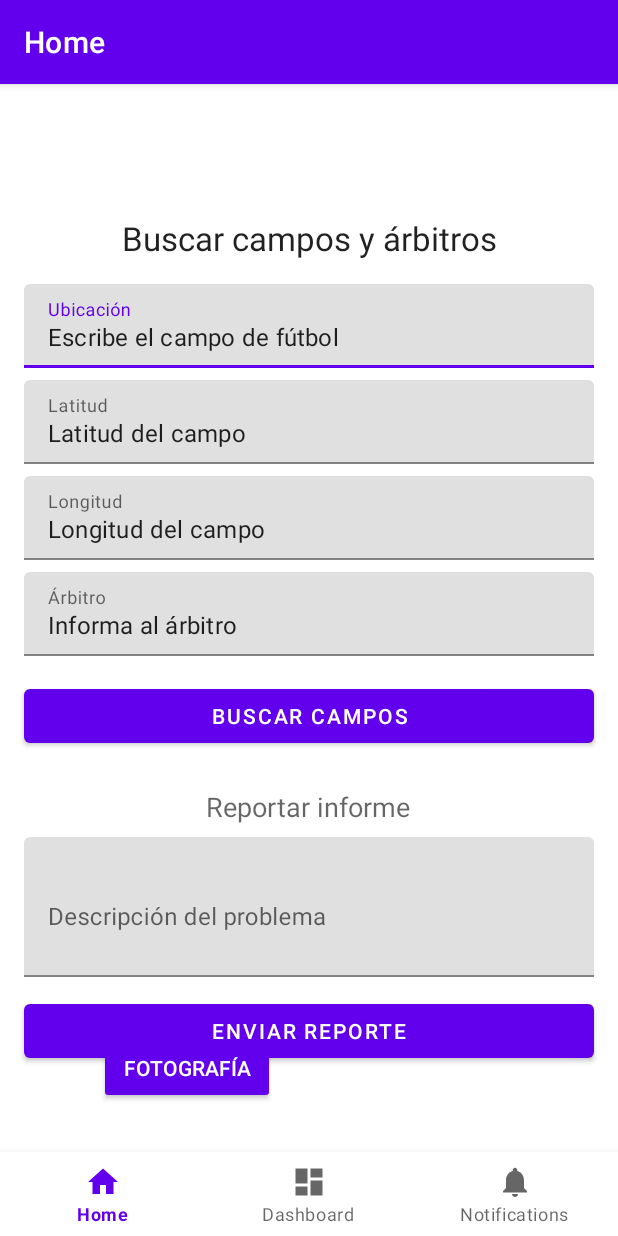
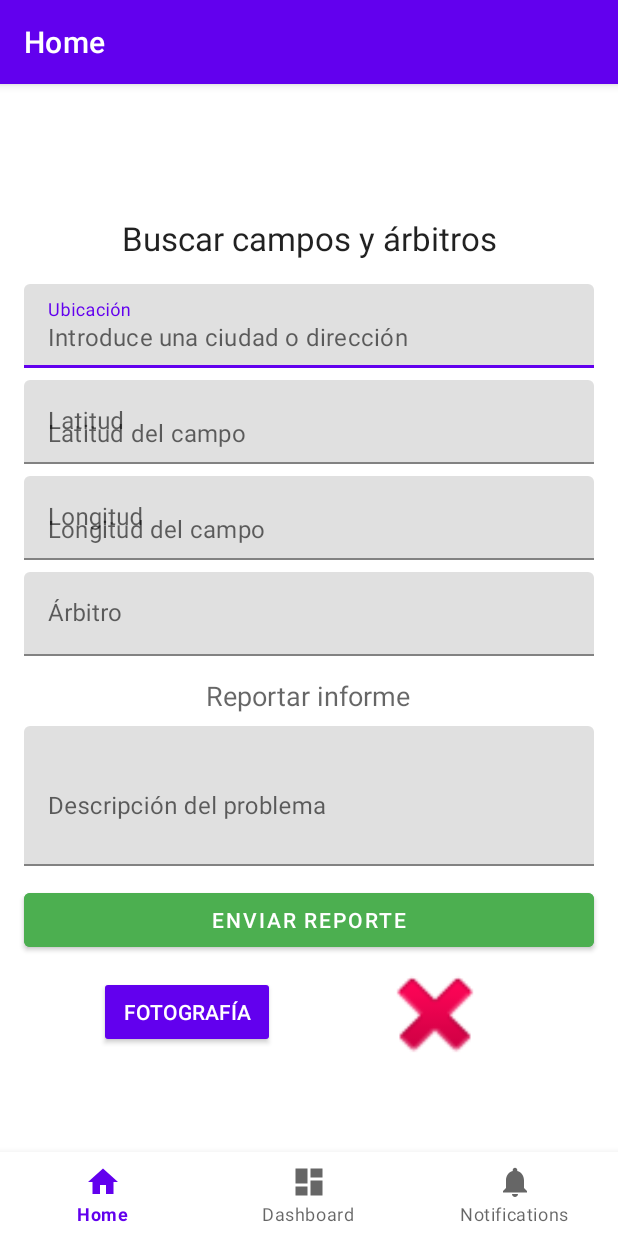
Before and after one commit to caballerito22/incivismo_propio_ACN, an Android app: the screen it shows after launch (MainActivity), on a phone screen of 412 x 824 dp. Run offline under Robolectric (Android 15) with nearby library versions, the phone set to English and light mode, and no system bars; our stand-ins replace Firebase (no records; nobody signed in at launch, a user with empty details on screens opened directly), navigation-ui; 3 statements that could not run were skipped.

Commit message:
funciona el reporte, y 4 campos en el mapa, introducir en lat y lon (fotos implementado)

```diff
--- a/app/src/main/res/layout/fragment_home.xml
+++ b/app/src/main/res/layout/fragment_home.xml
@@ -35,8 +35,7 @@
             android:layout_width="match_parent"
             android:layout_height="wrap_content"
             android:hint="Introduce una ciudad o dirección"
-            android:inputType="text"
-            android:text="Escribe el campo de fútbol" />
+            android:inputType="text|textImeMultiLine" />
     </com.google.android.material.textfield.TextInputLayout>
 
     <com.google.android.material.textfield.TextInputLayout
@@ -55,8 +54,7 @@
             android:id="@+id/editTextLatitud"
             android:layout_width="match_parent"
             android:layout_height="wrap_content"
-            android:hint="Latitud del campo"
-            android:text="Latitud del campo" />
+            android:hint="Latitud del campo" />
     </com.google.android.material.textfield.TextInputLayout>
 
     <com.google.android.material.textfield.TextInputLayout
@@ -75,54 +73,38 @@
             android:id="@+id/editTextLongitud"
             android:layout_width="match_parent"
             android:layout_height="wrap_content"
-            android:hint="Longitud del campo"
-            android:text="Longitud del campo" />
+            android:hint="Longitud del campo" />
     </com.google.android.material.textfield.TextInputLayout>
 
     <com.google.android.material.textfield.TextInputLayout
         android:id="@+id/textInputArbitro"
         android:layout_width="0dp"
         android:layout_height="wrap_content"
+        android:layout_marginStart="16dp"
         android:layout_marginTop="8dp"
+        android:layout_marginEnd="16dp"
         android:hint="Árbitro"
-        app:layout_constraintTop_toBottomOf="@id/textInputLongitude"
+        app:layout_constraintEnd_toEndOf="parent"
         app:layout_constraintStart_toStartOf="parent"
-        app:layout_constraintEnd_toEndOf="parent"
-        android:layout_marginStart="16dp"
-        android:layout_marginEnd="16dp">
+        app:layout_constraintTop_toBottomOf="@id/textInputLongitude">
 
         <com.google.android.material.textfield.TextInputEditText
             android:id="@+id/editTextArbitro"
             android:layout_width="match_parent"
-            android:layout_height="wrap_content"
-            android:hint="Introduce el árbitro"
-            android:text="Informa al árbitro" />
+            android:layout_height="wrap_content" />
     </com.google.android.material.textfield.TextInputLayout>
-
-    <Button
-        android:id="@+id/buttonBuscarCampos"
-        android:layout_width="0dp"
-        android:layout_height="wrap_content"
-        android:layout_marginStart="16dp"
-        android:layout_marginTop="80dp"
-        android:layout_marginEnd="16dp"
-        android:text="Buscar Campos"
-        app:layout_constraintEnd_toEndOf="parent"
-        app:layout_constraintHorizontal_bias="0.0"
-        app:layout_constraintStart_toStartOf="parent"
-        app:layout_constraintTop_toBottomOf="@id/textInputLongitude" />
 
     <TextView
         android:id="@+id/textViewReportar"
         android:layout_width="wrap_content"
         android:layout_height="wrap_content"
-        android:layout_marginTop="24dp"
+        android:layout_marginTop="70dp"
         android:text="Reportar informe"
         android:textAppearance="@style/TextAppearance.AppCompat.Medium"
         app:layout_constraintEnd_toEndOf="parent"
         app:layout_constraintHorizontal_bias="0.498"
         app:layout_constraintStart_toStartOf="parent"
-        app:layout_constraintTop_toBottomOf="@id/buttonBuscarCampos" />
+        app:layout_constraintTop_toTopOf="@+id/textInputArbitro" />
 
     <com.google.android.material.textfield.TextInputLayout
         android:id="@+id/textInputProblem"
@@ -148,12 +130,13 @@
         android:id="@+id/buttonReportar"
         android:layout_width="0dp"
         android:layout_height="wrap_content"
+        android:layout_marginStart="16dp"
+        android:layout_marginTop="12dp"
+        android:layout_marginEnd="16dp"
+        android:backgroundTint="#4CAF50"
         android:text="Enviar Reporte"
-        android:layout_marginTop="12dp"
-        android:layout_marginStart="16dp"
-        android:layout_marginEnd="16dp"
+        app:layout_constraintEnd_toEndOf="parent"
         app:layout_constraintStart_toStartOf="parent"
-        app:layout_constraintEnd_toEndOf="parent"
         app:layout_constraintTop_toBottomOf="@id/textInputProblem" />
 
     <!--
@@ -176,12 +159,13 @@
         android:id="@+id/foto"
         android:layout_width="80dp"
         android:layout_height="80dp"
+        android:layout_marginTop="50dp"
+        android:layout_marginEnd="16dp"
+        android:layout_marginBottom="48dp"
         android:src="@android:drawable/ic_delete"
         app:layout_constraintBottom_toBottomOf="parent"
         app:layout_constraintEnd_toEndOf="parent"
         app:layout_constraintStart_toEndOf="@id/button_foto"
-        app:layout_constraintTop_toBottomOf="@id/button_foto"
-        android:layout_marginBottom="48dp"
-        android:layout_marginEnd="16dp" />
+        app:layout_constraintTop_toTopOf="@+id/buttonReportar" />
 
 </androidx.constraintlayout.widget.ConstraintLayout>
```
Also changed, not shown: app/src/main/java/com/example/incivismo_propio/Reporte.java (+7 -7 lines), app/src/main/java/com/example/incivismo_propio/ui/home/HomeFragment.java (+7 -5 lines), app/src/main/java/com/example/incivismo_propio/ui/notifications/NotificationsFragment.java (+21 -4 lines).
